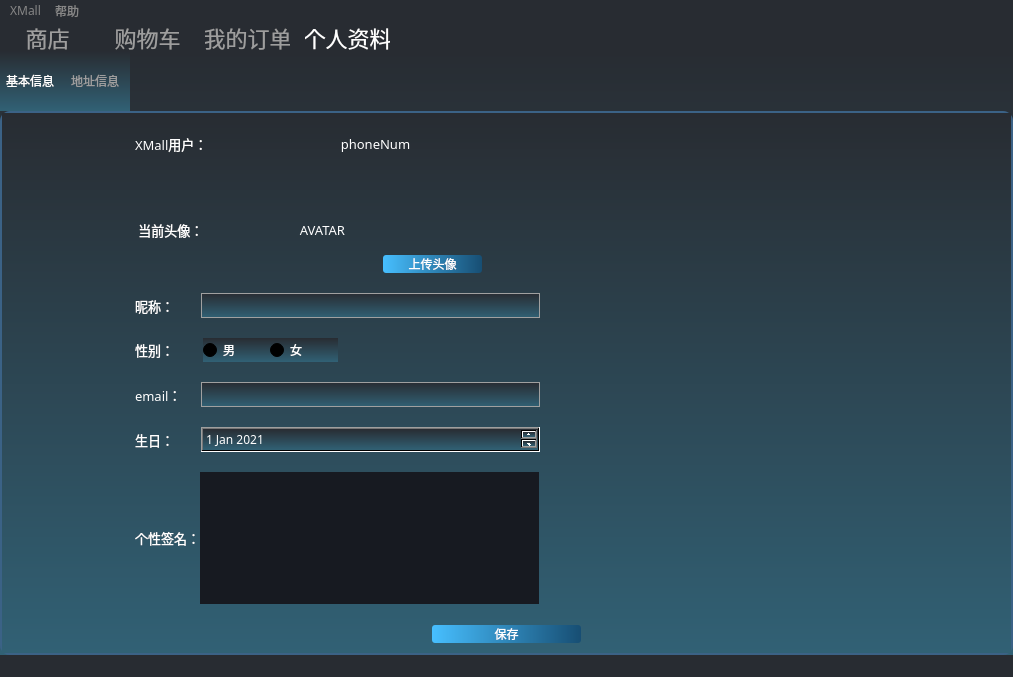
XuanchenLi/XMall, file XMall-Customer/mainwindow.ui: the form before one commit.
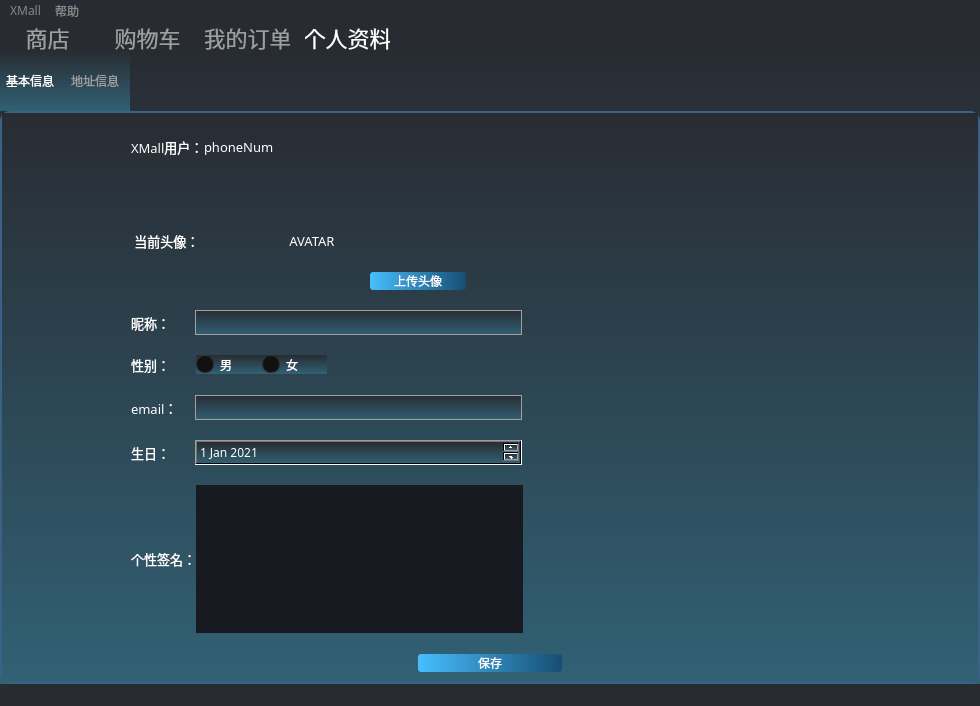
The form after the commit. The open tabs and pages were chosen to show the change. Custom widgets are drawn as their Qt base class.

What changed in the file:
```diff
--- a/XMall-Customer/mainwindow.ui
+++ b/XMall-Customer/mainwindow.ui
@@ -6,8 +6,8 @@
    <rect>
     <x>0</x>
     <y>0</y>
-    <width>1013</width>
-    <height>677</height>
+    <width>980</width>
+    <height>706</height>
    </rect>
   </property>
   <property name="minimumSize">
@@ -127,6 +127,29 @@
 border:none;
 background:transparent;
 }
+
+QCheckBox::indicator, QRadioButton::indicator, QTreeView::indicator {
+width: 16px;
+height: 16px;
+background-color: #111111;
+border: 1px solid #333333;
+}
+
+QRadioButton::indicator {
+border-radius: 8px;
+}
+
+QCheckBox::indicator::checked, QRadioButton::indicator::checked, QTreeView::indicator::checked {
+background-color: qradialgradient(cx:0.5, cy:0.5, fx:0.25, fy:0.15, radius:0.3, stop:0 #BBBBBB, stop:1 #111111);
+}
+
+QCheckBox::indicator:disabled, QRadioButton::indicator:disabled, QTreeView::indicator:disabled {
+background-color: #444444;
+}
+
+QCheckBox::indicator::checked:disabled, QRadioButton::indicator::checked:disabled, QTreeView::indicator::checked:disabled {
+background-color: rgb(0, 99, 148)
+}
 </string>
   </property>
   <widget class="QWidget" name="centralwidget">
@@ -152,7 +175,7 @@
        <string notr="true"/>
       </property>
       <property name="currentIndex">
-       <number>0</number>
+       <number>3</number>
       </property>
       <widget class="QWidget" name="shopTab">
        <property name="styleSheet">
@@ -357,7 +380,7 @@
                       <string>phoneNum</string>
                      </property>
                      <property name="alignment">
-                      <set>Qt::AlignCenter</set>
+                      <set>Qt::AlignLeading|Qt::AlignLeft|Qt::AlignVCenter</set>
                      </property>
                     </widget>
                    </item>
@@ -404,6 +427,12 @@
                      </item>
                      <item>
                       <widget class="QLabel" name="avatarLabel">
+                       <property name="sizePolicy">
+                        <sizepolicy hsizetype="Fixed" vsizetype="Fixed">
+                         <horstretch>0</horstretch>
+                         <verstretch>0</verstretch>
+                        </sizepolicy>
+                       </property>
                        <property name="minimumSize">
                         <size>
                          <width>0</width>
@@ -554,16 +583,16 @@
                      </property>
                     </widget>
                    </item>
-                   <item>
-                    <widget class="QRadioButton" name="femaleRadioButton">
-                     <property name="text">
-                      <string>男</string>
-                     </property>
-                    </widget>
-                   </item>
                    <item>
                     <widget class="QRadioButton" name="maleRadioButton">
                      <property name="text">
+                      <string>男</string>
+                     </property>
+                    </widget>
+                   </item>
+                   <item>
+                    <widget class="QRadioButton" name="femaleRadioButton">
+                     <property name="text">
                       <string>女</string>
                      </property>
                     </widget>
@@ -920,7 +949,7 @@
                     </widget>
                    </item>
                    <item>
-                    <widget class="QTextEdit" name="textEdit">
+                    <widget class="QTextEdit" name="detailAddressTextEdit">
                      <property name="sizePolicy">
                       <sizepolicy hsizetype="Preferred" vsizetype="Preferred">
                        <horstretch>0</horstretch>
@@ -963,7 +992,7 @@
                     </widget>
                    </item>
                    <item>
-                    <widget class="QLineEdit" name="lineEdit"/>
+                    <widget class="QLineEdit" name="recvNameLineEdit"/>
                    </item>
                    <item>
                     <spacer name="horizontalSpacer_12">
@@ -993,7 +1022,7 @@
                     </widget>
                    </item>
                    <item>
-                    <widget class="QLineEdit" name="lineEdit_2"/>
+                    <widget class="QLineEdit" name="recvPhonelineEdit"/>
                    </item>
                    <item>
                     <spacer name="horizontalSpacer_13">
@@ -1026,7 +1055,7 @@
                     </spacer>
                    </item>
                    <item>
-                    <widget class="QPushButton" name="ackPushButton_2">
+                    <widget class="QPushButton" name="saveAddressPushButton">
                      <property name="cursor">
                       <cursorShape>PointingHandCursor</cursorShape>
                      </property>
@@ -1176,7 +1205,7 @@
                       </layout>
                      </item>
                      <item>
-                      <widget class="RefreshWidget" name="widget" native="true">
+                      <widget class="AddressRefreshWidget" name="addressListWidget" native="true">
                        <property name="sizePolicy">
                         <sizepolicy hsizetype="Expanding" vsizetype="Preferred">
                          <horstretch>0</horstretch>
@@ -1222,7 +1251,7 @@
     <rect>
      <x>0</x>
      <y>0</y>
-     <width>1013</width>
+     <width>980</width>
      <height>21</height>
     </rect>
    </property>
@@ -1279,18 +1308,18 @@
    <header>cityselectionwidget.h</header>
    <container>1</container>
   </customwidget>
-  <customwidget>
-   <class>RefreshWidget</class>
-   <extends>QWidget</extends>
-   <header>refreshwidget.h</header>
-   <container>1</container>
-  </customwidget>
   <customwidget>
    <class>SlideWidget</class>
    <extends>QWidget</extends>
    <header>slidewidget.h</header>
    <container>1</container>
   </customwidget>
+  <customwidget>
+   <class>AddressRefreshWidget</class>
+   <extends>QWidget</extends>
+   <header>addressrefreshwidget.h</header>
+   <container>1</container>
+  </customwidget>
  </customwidgets>
  <resources/>
  <connections/>
```
